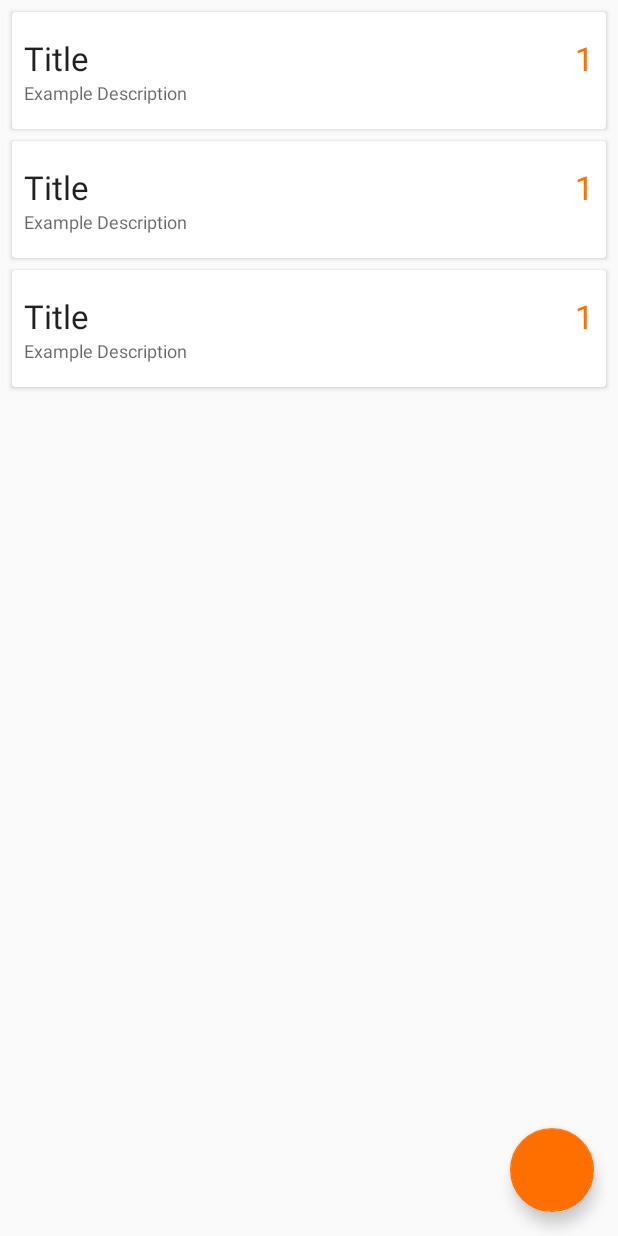
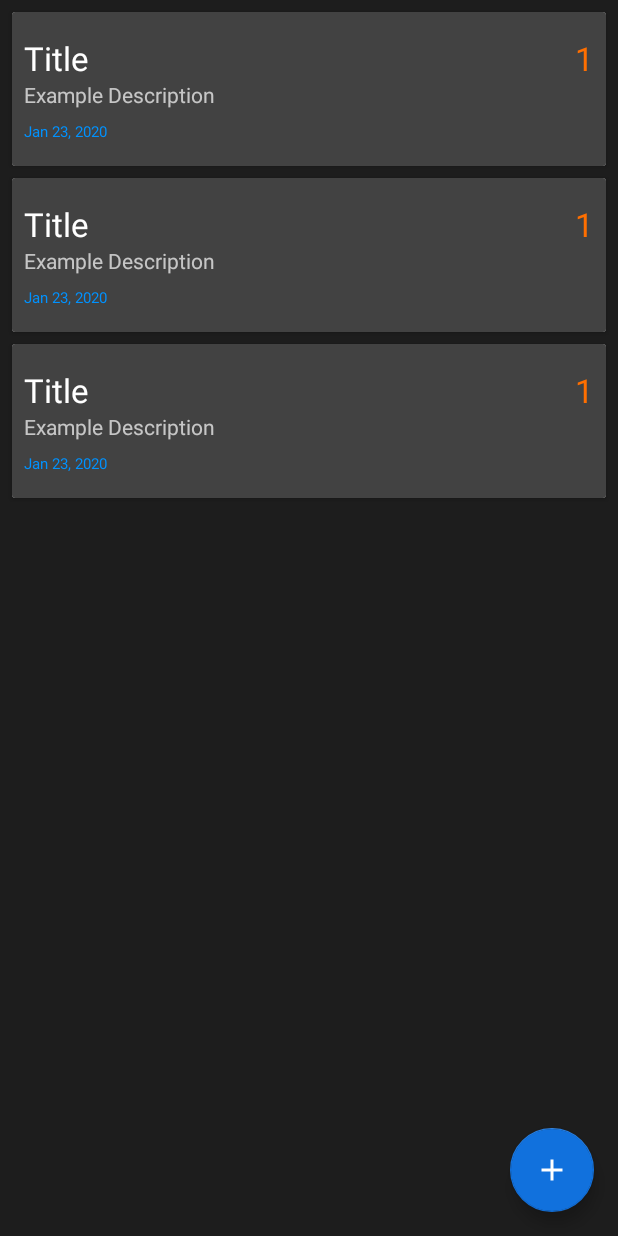
Before and after one commit to DarrenSingh/QuickNotes, an Android app: the layout activity_main.xml on its own in the app's theme, with its tools: preview values and no code run, on a phone screen of 412 x 824 dp. Run offline under Robolectric (Android 15) with nearby library versions, the phone set to English and light mode, and no system bars.

Commit message:
date attribute added to Note entity, implemented into adapter logic and UI

```diff
--- a/app/src/main/java/com/ds/quicknotes/Adapters/NoteAdapter.java
+++ b/app/src/main/java/com/ds/quicknotes/Adapters/NoteAdapter.java
@@ -11,6 +11,8 @@ import androidx.recyclerview.widget.RecyclerView;
 import com.ds.quicknotes.Entities.Note;
 import com.ds.quicknotes.R;
 
+import java.sql.Timestamp;
+import java.text.SimpleDateFormat;
 import java.util.ArrayList;
 import java.util.List;
 
@@ -31,10 +33,15 @@ public class NoteAdapter extends RecyclerView.Adapter<NoteAdapter.NoteHolder> {
     @Override
     public void onBindViewHolder(@NonNull NoteHolder holder, int position) {
         Note note = notes.get(position);
+
         StringBuilder importance = new StringBuilder();
+        SimpleDateFormat dateFormat = new SimpleDateFormat("MMM dd, YY");
+        Timestamp timestamp = new Timestamp(note.getUpdated());
 
         holder.textViewTitle.setText(note.getTitle());
         holder.textViewDescription.setText(note.getDescription());
+        holder.textViewDate.setText(dateFormat.format(timestamp));
+
 
         for (int i = 0; i < note.getImportance(); i++) {
             importance.append('!');
@@ -64,6 +71,7 @@ public class NoteAdapter extends RecyclerView.Adapter<NoteAdapter.NoteHolder> {
         private TextView textViewTitle;
         private TextView textViewDescription;
         private TextView textViewImportance;
+        private TextView textViewDate;
 
         //default constructor
         public NoteHolder(@NonNull View itemView) {
@@ -71,6 +79,7 @@ public class NoteAdapter extends RecyclerView.Adapter<NoteAdapter.NoteHolder> {
             textViewTitle = itemView.findViewById(R.id.text_view_title);
             textViewDescription = itemView.findViewById(R.id.text_view_description);
             textViewImportance = itemView.findViewById(R.id.text_view_importance);
+            textViewDate = itemView.findViewById(R.id.text_view_date);
 
             //set onclick listener to this items view
             itemView.setOnClickListener(new View.OnClickListener() {
--- a/app/src/main/java/com/ds/quicknotes/Entities/Note.java
+++ b/app/src/main/java/com/ds/quicknotes/Entities/Note.java
@@ -1,9 +1,9 @@
 package com.ds.quicknotes.Entities;
 
-import androidx.room.ColumnInfo;
 import androidx.room.Entity;
 import androidx.room.Ignore;
 import androidx.room.PrimaryKey;
+
 
 //define the table name for this entity using room standards
 @Entity(tableName = "note_table")
@@ -14,10 +14,11 @@ public class Note {
     private int id;
     private String title;
     private String description;
+    private Long updated;
     private int importance;
 
     @Ignore
-    public Note(){
+    public Note() {
 
     }
 
@@ -25,6 +26,7 @@ public class Note {
     public Note(int id, String title, String description, int importance) {
         this.id = id;
         this.title = title;
+        this.updated = System.currentTimeMillis();
         this.description = description;
         this.importance = importance;
     }
@@ -32,6 +34,7 @@ public class Note {
     public Note(String title, String description, int importance) {
         this.title = title;
         this.description = description;
+        this.updated = System.currentTimeMillis();
         this.importance = importance;
     }
 
@@ -60,6 +63,14 @@ public class Note {
         this.description = description;
     }
 
+    public Long getUpdated() {
+        return updated;
+    }
+
+    public void setUpdated(Long updated) {
+        this.updated = updated;
+    }
+
     public int getImportance() {
         return importance;
     }
--- a/app/src/main/res/layout/activity_main.xml
+++ b/app/src/main/res/layout/activity_main.xml
@@ -4,6 +4,7 @@
     xmlns:tools="http://schemas.android.com/tools"
     android:layout_width="match_parent"
     android:layout_height="match_parent"
+    android:background="#1D1D1D"
     tools:context=".Activities.MainActivity">
 
     <!--    Notes RecyclerView  -->
@@ -20,6 +21,8 @@
         android:layout_height="wrap_content"
         android:layout_gravity="bottom|end"
         android:layout_marginEnd="16dp"
-        android:layout_marginBottom="16dp"/>
+        android:layout_marginBottom="16dp"
+        android:src="@drawable/ic_add"
+        app:backgroundTint="@color/colorPrimaryDark" />
 
 </androidx.coordinatorlayout.widget.CoordinatorLayout>
--- a/app/src/main/res/layout/item_note.xml
+++ b/app/src/main/res/layout/item_note.xml
@@ -4,7 +4,8 @@
     android:layout_height="wrap_content"
     android:layout_marginStart="8dp"
     android:layout_marginEnd="8dp"
-    android:layout_marginTop="8dp">
+    android:layout_marginTop="8dp"
+    >
 
     <RelativeLayout
         android:layout_width="wrap_content"
@@ -12,7 +13,8 @@
         android:paddingTop="16dp"
         android:paddingLeft="8dp"
         android:paddingRight="8dp"
-        android:paddingBottom="16dp">
+        android:paddingBottom="16dp"
+        android:background="#424242">
 
 
         <!--    Priority    -->
@@ -22,7 +24,7 @@
             android:layout_height="wrap_content"
             android:layout_alignParentEnd="true"
             android:text="1"
-            android:textAppearance="@style/TextAppearance.AppCompat.Large"
+            android:textAppearance="@style/TextAppearance.AppCompat.Large.Inverse"
             android:textColor="@color/colorAccent"/>
 
         <!--    Title    -->
@@ -32,7 +34,7 @@
             android:layout_height="wrap_content"
             android:layout_alignParentStart="true"
             android:text="Title"
-            android:textAppearance="@style/TextAppearance.AppCompat.Large"
+            android:textAppearance="@style/TextAppearance.AppCompat.Large.Inverse"
             android:maxLines="1"
             android:layout_toStartOf="@id/text_view_importance"
             android:ellipsize="end"/>
@@ -46,7 +48,18 @@
             android:maxLines="3"
             android:ellipsize="end"
             android:text="Example Description"
-            android:textAppearance="@style/TextAppearance.AppCompat.Caption"/>
+            android:textAppearance="@style/TextAppearance.AppCompat.Small.Inverse"/> <!--    Description    -->
+
+        <TextView
+            android:id="@+id/text_view_date"
+            android:layout_width="wrap_content"
+            android:layout_height="wrap_content"
+            android:layout_below="@id/text_view_description"
+            android:layout_marginTop="8dp"
+            android:maxLines="1"
+            android:text="Jan 23, 2020"
+            android:textSize="10sp"
+            android:textColor="@color/colorPrimary"/>
 
 
 
--- a/app/src/main/res/values/colors.xml
+++ b/app/src/main/res/values/colors.xml
@@ -1,6 +1,6 @@
 <?xml version="1.0" encoding="utf-8"?>
 <resources>
-    <color name="colorPrimary">#0092ff</color>
-    <color name="colorPrimaryDark">#1171dd</color>
+    <color name="colorPrimary">#0092FF</color>
+    <color name="colorPrimaryDark">#1171DD</color>
     <color name="colorAccent">#ff6f00</color>
 </resources>
```
